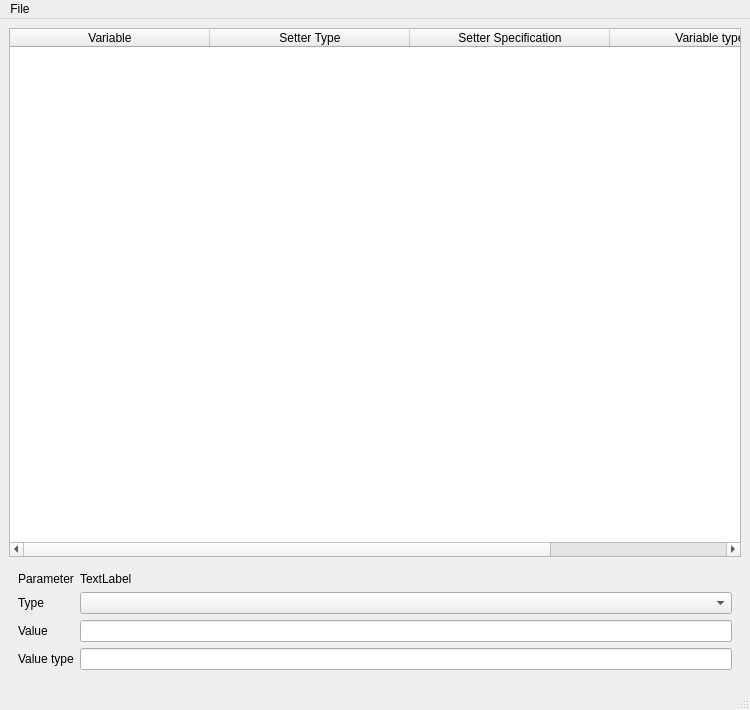
First picture: the form in gr-mtb/qt/task_frontend.ui, repository marcusmueller/measurement_toolbox, before the edit.
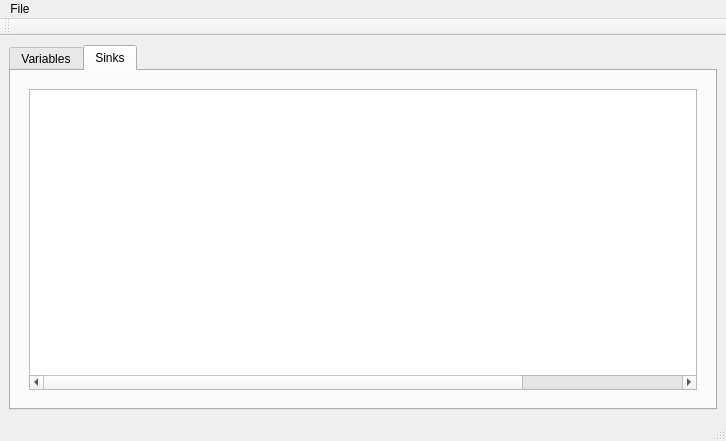
Second picture: the form after the edit. The open tabs and pages were chosen to show the change.

Commit message: worked on UI; big squash

Patch:
```diff
--- a/gr-mtb/qt/task_frontend.ui
+++ b/gr-mtb/qt/task_frontend.ui
@@ -6,12 +6,12 @@
    <rect>
     <x>0</x>
     <y>0</y>
-    <width>750</width>
-    <height>710</height>
+    <width>710</width>
+    <height>441</height>
    </rect>
   </property>
   <property name="windowTitle">
-   <string>MainWindow</string>
+   <string>Task Definition UI</string>
   </property>
   <widget class="QWidget" name="centralwidget">
    <property name="sizePolicy">
@@ -20,10 +20,20 @@
      <verstretch>0</verstretch>
     </sizepolicy>
    </property>
-   <layout class="QVBoxLayout" name="verticalLayout_3">
-    <item>
      <layout class="QHBoxLayout" name="horizontalLayout">
       <item>
+     <widget class="QTabWidget" name="tabwidget">
+      <property name="currentIndex">
+       <number>0</number>
+      </property>
+      <widget class="QWidget" name="vartab">
+       <attribute name="title">
+        <string>Variables</string>
+       </attribute>
+       <layout class="QVBoxLayout" name="verticalLayout_2">
+        <item>
+         <layout class="QVBoxLayout" name="verticalLayout">
+          <item>
        <widget class="QTableWidget" name="variable_table">
         <property name="minimumSize">
          <size>
@@ -102,12 +112,61 @@
         </widget>
        </item>
        <item row="0" column="1">
+            <layout class="QHBoxLayout" name="horizontalLayout_3">
+             <item>
         <widget class="QLabel" name="param_id">
          <property name="text">
           <string>TextLabel</string>
          </property>
         </widget>
        </item>
+             <item>
+              <spacer name="horizontalSpacer">
+               <property name="orientation">
+                <enum>Qt::Horizontal</enum>
+               </property>
+               <property name="sizeHint" stdset="0">
+                <size>
+                 <width>40</width>
+                 <height>20</height>
+                </size>
+               </property>
+              </spacer>
+             </item>
+             <item>
+              <widget class="QPushButton" name="add_button">
+               <property name="sizePolicy">
+                <sizepolicy hsizetype="Minimum" vsizetype="Fixed">
+                 <horstretch>0</horstretch>
+                 <verstretch>0</verstretch>
+                </sizepolicy>
+               </property>
+               <property name="minimumSize">
+                <size>
+                 <width>10</width>
+                 <height>0</height>
+                </size>
+               </property>
+               <property name="text">
+                <string>+</string>
+               </property>
+              </widget>
+             </item>
+             <item>
+              <widget class="QPushButton" name="del_button">
+               <property name="minimumSize">
+                <size>
+                 <width>10</width>
+                 <height>0</height>
+                </size>
+               </property>
+               <property name="text">
+                <string>-</string>
+               </property>
+              </widget>
+             </item>
+            </layout>
+           </item>
        <item row="1" column="0">
         <widget class="QLabel" name="type_label">
          <property name="text">
@@ -118,27 +177,85 @@
        <item row="1" column="1">
         <widget class="QComboBox" name="param_type"/>
        </item>
-       <item row="2" column="0">
-        <widget class="QLabel" name="value_label">
-         <property name="text">
-          <string>Value</string>
-         </property>
-        </widget>
-       </item>
-       <item row="2" column="1">
-        <widget class="QLineEdit" name="param_value"/>
-       </item>
-       <item row="3" column="0">
-        <widget class="QLabel" name="valtype_label">
+          </layout>
+         </widget>
+        </item>
+       </layout>
+      </widget>
+      <widget class="QWidget" name="sinktab">
+       <attribute name="title">
+        <string>Sinks</string>
+       </attribute>
+       <layout class="QVBoxLayout" name="verticalLayout_3">
+        <item>
+         <widget class="QWidget" name="widget_2" native="true">
+          <layout class="QVBoxLayout" name="verticalLayout_5">
+           <item>
+            <layout class="QVBoxLayout" name="verticalLayout_4">
+             <item>
+              <widget class="QTableWidget" name="sink_table">
+               <property name="minimumSize">
+                <size>
+                 <width>668</width>
+                 <height>0</height>
+                </size>
+               </property>
+               <property name="autoFillBackground">
+                <bool>true</bool>
+               </property>
+               <property name="alternatingRowColors">
+                <bool>false</bool>
+               </property>
+               <property name="textElideMode">
+                <enum>Qt::ElideRight</enum>
+               </property>
+               <attribute name="horizontalHeaderVisible">
+                <bool>false</bool>
+               </attribute>
+               <attribute name="horizontalHeaderCascadingSectionResizes">
+                <bool>false</bool>
+               </attribute>
+               <attribute name="horizontalHeaderDefaultSectionSize">
+                <number>200</number>
+               </attribute>
+               <attribute name="horizontalHeaderShowSortIndicator" stdset="0">
+                <bool>true</bool>
+               </attribute>
+               <attribute name="horizontalHeaderStretchLastSection">
+                <bool>true</bool>
+               </attribute>
+               <attribute name="verticalHeaderCascadingSectionResizes">
+                <bool>true</bool>
+               </attribute>
+               <column>
          <property name="text">
-          <string>Value type</string>
-         </property>
-        </widget>
-       </item>
-       <item row="3" column="1">
-        <widget class="QLineEdit" name="param_valtype"/>
-       </item>
-      </layout>
+                 <string>Variable</string>
+                </property>
+               </column>
+               <column>
+                <property name="text">
+                 <string>Setter Type</string>
+                </property>
+               </column>
+               <column>
+                <property name="text">
+                 <string>Setter Specification</string>
+                </property>
+               </column>
+               <column>
+                <property name="text">
+                 <string>Variable type</string>
+                </property>
+               </column>
+              </widget>
+             </item>
+            </layout>
+           </item>
+          </layout>
+         </widget>
+        </item>
+       </layout>
+      </widget>
      </widget>
     </item>
    </layout>
@@ -148,7 +265,7 @@
     <rect>
      <x>0</x>
      <y>0</y>
-     <width>750</width>
+     <width>710</width>
      <height>27</height>
     </rect>
    </property>
@@ -167,20 +284,40 @@
    <addaction name="menuTask_Chooser_Frontend"/>
   </widget>
   <widget class="QStatusBar" name="statusbar"/>
+  <widget class="QToolBar" name="toolBar">
+   <property name="windowTitle">
+    <string>toolBar</string>
+   </property>
+   <attribute name="toolBarArea">
+    <enum>TopToolBarArea</enum>
+   </attribute>
+   <attribute name="toolBarBreak">
+    <bool>false</bool>
+   </attribute>
+  </widget>
   <action name="open_json">
    <property name="text">
     <string>Open Task JSON..</string>
    </property>
+   <property name="shortcut">
+    <string>Ctrl+O</string>
+   </property>
   </action>
   <action name="save_json">
    <property name="text">
     <string>Save Task JSON...</string>
    </property>
+   <property name="shortcut">
+    <string>Ctrl+S</string>
+   </property>
   </action>
   <action name="actionQuit">
    <property name="text">
     <string>Quit</string>
    </property>
+   <property name="shortcut">
+    <string>Ctrl+Q</string>
+   </property>
   </action>
   <action name="import_tb">
    <property name="text">
```
Lines whose indentation alone changed are shown as unchanged. The commit also changes 2 other files.
